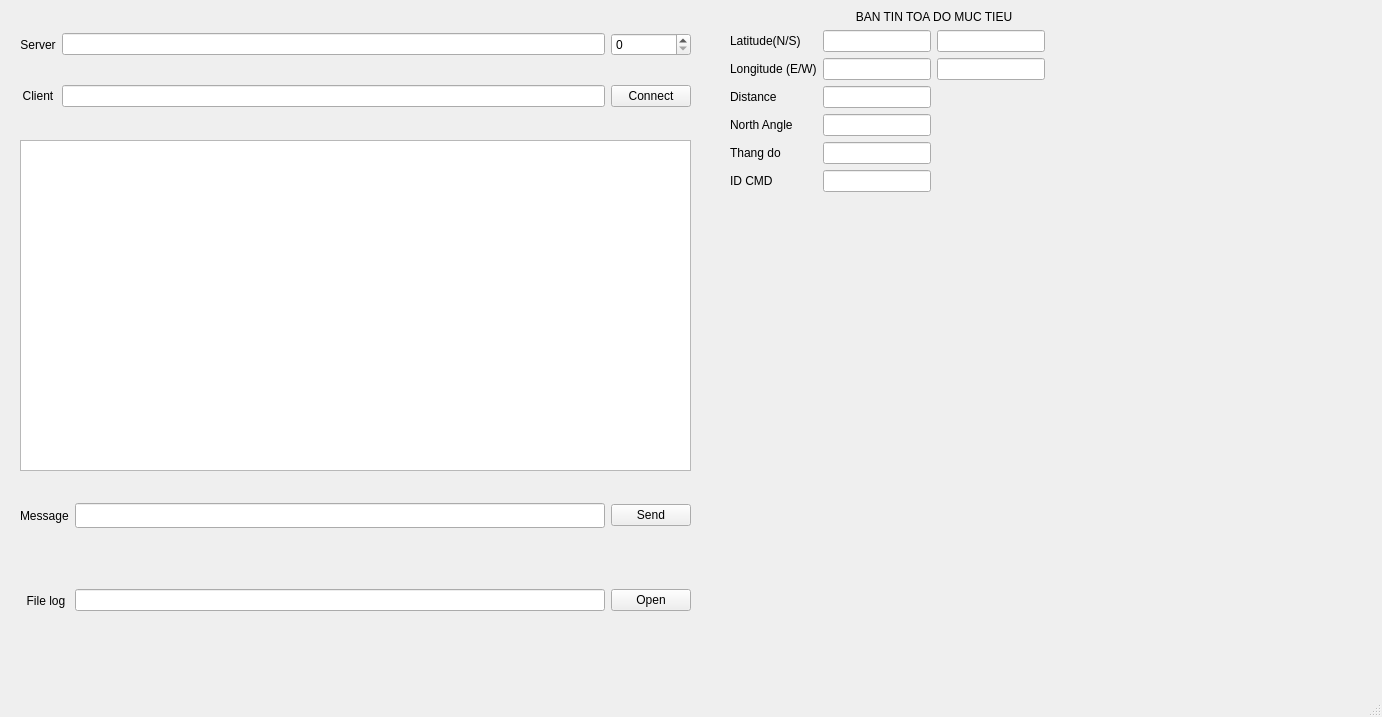
Above: Qt_Program/Client/client.ui from manhtb310/Furuno_Radar before the change. Below: the same form after it.
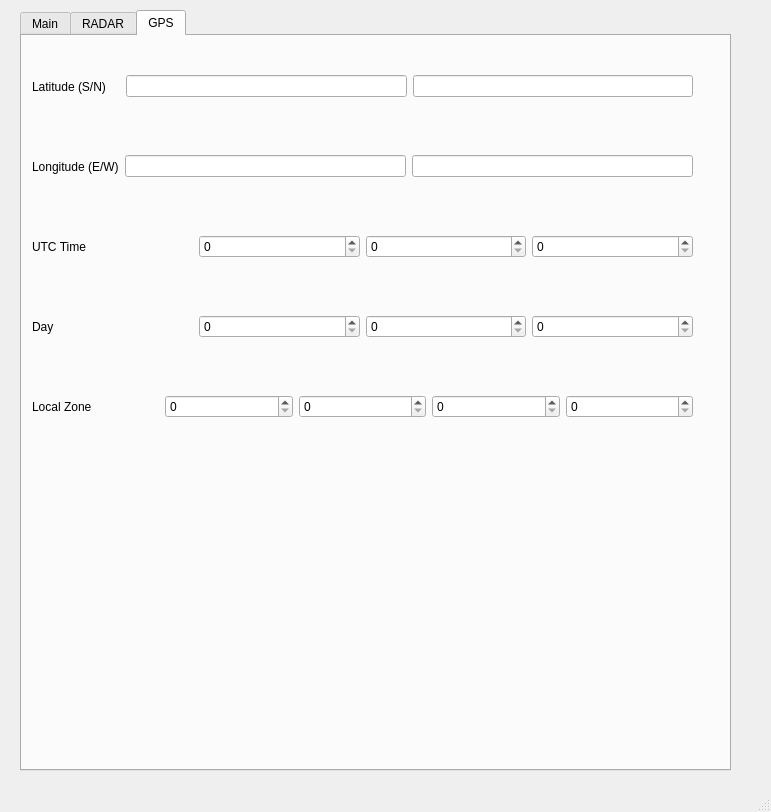
That is the form after the change.

Commit message: Fix: Notdisplay GPS field on Client side

Patch:
```diff
--- a/Qt_Program/Client/client.ui
+++ b/Qt_Program/Client/client.ui
@@ -6,60 +6,50 @@
    <rect>
     <x>0</x>
     <y>0</y>
-    <width>1382</width>
-    <height>717</height>
+    <width>771</width>
+    <height>812</height>
    </rect>
   </property>
   <property name="windowTitle">
    <string>client</string>
   </property>
   <widget class="QWidget" name="centralwidget">
-   <widget class="QWidget" name="horizontalLayoutWidget">
+   <widget class="QTabWidget" name="tabWidget">
     <property name="geometry">
      <rect>
       <x>20</x>
-      <y>480</y>
-      <width>671</width>
-      <height>71</height>
+      <y>10</y>
+      <width>711</width>
+      <height>761</height>
      </rect>
     </property>
-    <layout class="QHBoxLayout" name="horizontalLayout">
-     <item>
-      <widget class="QLabel" name="label_3">
-       <property name="text">
-        <string>Message</string>
-       </property>
-      </widget>
-     </item>
-     <item>
-      <widget class="QLineEdit" name="lineEditMsg">
-       <property name="maximumSize">
-        <size>
-         <width>587</width>
-         <height>25</height>
-        </size>
-       </property>
-      </widget>
-     </item>
-     <item>
-      <widget class="QPushButton" name="btnSend">
-       <property name="text">
-        <string>Send</string>
-       </property>
-      </widget>
-     </item>
-    </layout>
-   </widget>
+    <property name="currentIndex">
+     <number>2</number>
+    </property>
+    <widget class="QWidget" name="main">
+     <attribute name="title">
+      <string>Main</string>
+     </attribute>
    <widget class="QWidget" name="gridLayoutWidget">
     <property name="geometry">
      <rect>
-      <x>20</x>
-      <y>10</y>
+        <x>0</x>
+        <y>30</y>
       <width>671</width>
       <height>121</height>
      </rect>
     </property>
     <layout class="QGridLayout" name="gridLayout">
+       <item row="1" column="1">
+        <widget class="QLineEdit" name="lineEditNick"/>
+       </item>
+       <item row="1" column="2">
+        <widget class="QPushButton" name="btnConnect">
+         <property name="text">
+          <string>Connect</string>
+         </property>
+        </widget>
+       </item>
      <item row="0" column="0" alignment="Qt::AlignHCenter">
       <widget class="QLabel" name="label">
        <property name="text">
@@ -76,7 +66,7 @@
      <item row="0" column="2">
       <widget class="QSpinBox" name="spinBoxPort"/>
      </item>
-     <item row="2" column="0">
+       <item row="1" column="0">
       <widget class="QLabel" name="label_2">
        <property name="text">
         <string>Client</string>
@@ -86,39 +76,65 @@
        </property>
       </widget>
      </item>
-     <item row="2" column="1">
-      <widget class="QLineEdit" name="lineEditNick"/>
-     </item>
-     <item row="2" column="2">
-      <widget class="QPushButton" name="btnConnect">
-       <property name="text">
-        <string>Connect</string>
-       </property>
-      </widget>
-     </item>
     </layout>
    </widget>
    <widget class="QTextEdit" name="textEditChat">
     <property name="geometry">
      <rect>
-      <x>20</x>
-      <y>140</y>
-      <width>671</width>
-      <height>331</height>
+        <x>10</x>
+        <y>160</y>
+        <width>631</width>
+        <height>351</height>
      </rect>
     </property>
    </widget>
+     <widget class="QWidget" name="horizontalLayoutWidget">
+      <property name="geometry">
+       <rect>
+        <x>10</x>
+        <y>540</y>
+        <width>661</width>
+        <height>71</height>
+       </rect>
+      </property>
+      <layout class="QHBoxLayout" name="horizontalLayout">
+       <item>
+        <widget class="QLabel" name="label_3">
+         <property name="text">
+          <string>Message</string>
+         </property>
+        </widget>
+       </item>
+       <item>
+        <widget class="QLineEdit" name="lineEditMsg">
+         <property name="maximumSize">
+          <size>
+           <width>587</width>
+           <height>25</height>
+          </size>
+         </property>
+        </widget>
+       </item>
+       <item>
+        <widget class="QPushButton" name="btnSend">
+         <property name="text">
+          <string>Send</string>
+         </property>
+        </widget>
+       </item>
+      </layout>
+     </widget>
    <widget class="QWidget" name="horizontalLayoutWidget_2">
     <property name="geometry">
      <rect>
-      <x>20</x>
-      <y>560</y>
-      <width>671</width>
-      <height>81</height>
+        <x>10</x>
+        <y>620</y>
+        <width>661</width>
+        <height>71</height>
      </rect>
     </property>
     <layout class="QHBoxLayout" name="horizontalLayout_2">
-     <item alignment="Qt::AlignRight">
+       <item>
       <widget class="QLabel" name="label_4">
        <property name="text">
         <string>  File log </string>
@@ -137,10 +153,15 @@
      </item>
     </layout>
    </widget>
+    </widget>
+    <widget class="QWidget" name="radar">
+     <attribute name="title">
+      <string>RADAR</string>
+     </attribute>
    <widget class="QWidget" name="gridLayoutWidget_2">
     <property name="geometry">
      <rect>
-      <x>730</x>
+        <x>10</x>
       <y>10</y>
       <width>671</width>
       <height>631</height>
@@ -150,73 +171,73 @@
      <property name="sizeConstraint">
       <enum>QLayout::SetFixedSize</enum>
      </property>
-     <item row="4" column="1">
+       <item row="10" column="0">
+        <widget class="QLabel" name="label_11">
+         <property name="text">
+          <string>ID CMD</string>
+         </property>
+        </widget>
+       </item>
+       <item row="4" column="2">
+        <widget class="QLineEdit" name="RA_LatDir"/>
+       </item>
+       <item row="4" column="0">
       <widget class="QLabel" name="label_6">
        <property name="text">
         <string>Latitude(N/S)</string>
        </property>
       </widget>
      </item>
-     <item row="7" column="1">
-      <widget class="QLabel" name="label_8">
-       <property name="text">
-        <string>Distance</string>
-       </property>
-      </widget>
-     </item>
-     <item row="7" column="2">
-      <widget class="QLineEdit" name="lineEditDistance"/>
-     </item>
-     <item row="9" column="2">
-      <widget class="QLineEdit" name="lineEditMeasure"/>
-     </item>
-     <item row="6" column="1">
-      <widget class="QLabel" name="label_7">
-       <property name="text">
-        <string>Longitude (E/W)</string>
-       </property>
-      </widget>
-     </item>
-     <item row="8" column="2">
-      <widget class="QLineEdit" name="lineEditAngle"/>
-     </item>
-     <item row="10" column="2">
-      <widget class="QLineEdit" name="lineEditCMD"/>
-     </item>
      <item row="10" column="1">
-      <widget class="QLabel" name="label_11">
-       <property name="text">
-        <string>ID CMD</string>
-       </property>
-      </widget>
+        <widget class="QLineEdit" name="RA_CMD"/>
      </item>
      <item row="8" column="1">
+        <widget class="QLineEdit" name="RA_Angle"/>
+       </item>
+       <item row="8" column="0">
       <widget class="QLabel" name="label_9">
        <property name="text">
         <string>North Angle</string>
        </property>
       </widget>
      </item>
-     <item row="6" column="2">
-      <widget class="QLineEdit" name="lineEditLong"/>
-     </item>
-     <item row="4" column="2">
-      <widget class="QLineEdit" name="lineEditLat"/>
+       <item row="6" column="1">
+        <widget class="QLineEdit" name="RA_Long"/>
      </item>
      <item row="9" column="1">
+        <widget class="QLineEdit" name="RA_Measure"/>
+       </item>
+       <item row="7" column="0">
+        <widget class="QLabel" name="label_8">
+         <property name="text">
+          <string>Distance</string>
+         </property>
+        </widget>
+       </item>
+       <item row="4" column="1">
+        <widget class="QLineEdit" name="RA_Lat"/>
+       </item>
+       <item row="9" column="0">
       <widget class="QLabel" name="label_10">
        <property name="text">
         <string>Thang do</string>
        </property>
       </widget>
      </item>
-     <item row="4" column="3">
-      <widget class="QLineEdit" name="lineEditLatDir"/>
-     </item>
-     <item row="6" column="3">
-      <widget class="QLineEdit" name="lineEditLongDir"/>
-     </item>
-     <item row="2" column="2" colspan="2">
+       <item row="7" column="1">
+        <widget class="QLineEdit" name="lineEditDistance"/>
+       </item>
+       <item row="6" column="0">
+        <widget class="QLabel" name="label_7">
+         <property name="text">
+          <string>Longitude (E/W)</string>
+         </property>
+        </widget>
+       </item>
+       <item row="6" column="2">
+        <widget class="QLineEdit" name="RA_LongDir"/>
+       </item>
+       <item row="2" column="1" colspan="2">
       <widget class="QLabel" name="label_5">
        <property name="text">
         <string>BAN TIN TOA DO MUC TIEU</string>
@@ -232,6 +253,154 @@
     </layout>
    </widget>
   </widget>
+    <widget class="QWidget" name="gps">
+     <attribute name="title">
+      <string>GPS</string>
+     </attribute>
+     <widget class="QWidget" name="horizontalLayoutWidget_3">
+      <property name="geometry">
+       <rect>
+        <x>10</x>
+        <y>20</y>
+        <width>661</width>
+        <height>61</height>
+       </rect>
+      </property>
+      <layout class="QHBoxLayout" name="horizontalLayout_3">
+       <item>
+        <widget class="QLabel" name="label_19">
+         <property name="text">
+          <string>Latitude (S/N)    </string>
+         </property>
+        </widget>
+       </item>
+       <item>
+        <widget class="QLineEdit" name="GPS_Lat"/>
+       </item>
+       <item>
+        <widget class="QLineEdit" name="GPS_LatDir"/>
+       </item>
+      </layout>
+     </widget>
+     <widget class="QWidget" name="horizontalLayoutWidget_4">
+      <property name="geometry">
+       <rect>
+        <x>10</x>
+        <y>100</y>
+        <width>661</width>
+        <height>61</height>
+       </rect>
+      </property>
+      <layout class="QHBoxLayout" name="horizontalLayout_4">
+       <item>
+        <widget class="QLabel" name="label_20">
+         <property name="text">
+          <string>Longitude (E/W)</string>
+         </property>
+        </widget>
+       </item>
+       <item>
+        <widget class="QLineEdit" name="GPS_Long"/>
+       </item>
+       <item>
+        <widget class="QLineEdit" name="GPS_LongDir"/>
+       </item>
+      </layout>
+     </widget>
+     <widget class="QWidget" name="horizontalLayoutWidget_5">
+      <property name="geometry">
+       <rect>
+        <x>10</x>
+        <y>180</y>
+        <width>661</width>
+        <height>61</height>
+       </rect>
+      </property>
+      <layout class="QHBoxLayout" name="horizontalLayout_5">
+       <item>
+        <widget class="QLabel" name="label_21">
+         <property name="text">
+          <string>UTC Time</string>
+         </property>
+        </widget>
+       </item>
+       <item>
+        <widget class="QSpinBox" name="GPS_Hour"/>
+       </item>
+       <item>
+        <widget class="QSpinBox" name="GPS_Minute"/>
+       </item>
+       <item>
+        <widget class="QSpinBox" name="GPS_Second">
+         <property name="maximum">
+          <number>2050</number>
+         </property>
+        </widget>
+       </item>
+      </layout>
+     </widget>
+     <widget class="QWidget" name="horizontalLayoutWidget_6">
+      <property name="geometry">
+       <rect>
+        <x>10</x>
+        <y>260</y>
+        <width>661</width>
+        <height>61</height>
+       </rect>
+      </property>
+      <layout class="QHBoxLayout" name="horizontalLayout_6">
+       <item>
+        <widget class="QLabel" name="label_22">
+         <property name="text">
+          <string>Day</string>
+         </property>
+        </widget>
+       </item>
+       <item>
+        <widget class="QSpinBox" name="GPS_Day"/>
+       </item>
+       <item>
+        <widget class="QSpinBox" name="GPS_Month"/>
+       </item>
+       <item>
+        <widget class="QSpinBox" name="GPS_Year"/>
+       </item>
+      </layout>
+     </widget>
+     <widget class="QWidget" name="horizontalLayoutWidget_7">
+      <property name="geometry">
+       <rect>
+        <x>10</x>
+        <y>340</y>
+        <width>661</width>
+        <height>61</height>
+       </rect>
+      </property>
+      <layout class="QHBoxLayout" name="horizontalLayout_7">
+       <item>
+        <widget class="QLabel" name="label_23">
+         <property name="text">
+          <string>Local Zone</string>
+         </property>
+        </widget>
+       </item>
+       <item>
+        <widget class="QSpinBox" name="GPS_Zone1"/>
+       </item>
+       <item>
+        <widget class="QSpinBox" name="GPS_Zone2"/>
+       </item>
+       <item>
+        <widget class="QSpinBox" name="GPS_Zone3"/>
+       </item>
+       <item>
+        <widget class="QSpinBox" name="GPS_Zone4"/>
+       </item>
+      </layout>
+     </widget>
+    </widget>
+   </widget>
+  </widget>
   <widget class="QMenuBar" name="menubar">
    <property name="geometry">
     <rect>
```
Left out of the diff: 2 changed lines with no effect on the pictures. Lines whose indentation alone changed are shown as unchanged. The commit also changes 25 other files.
